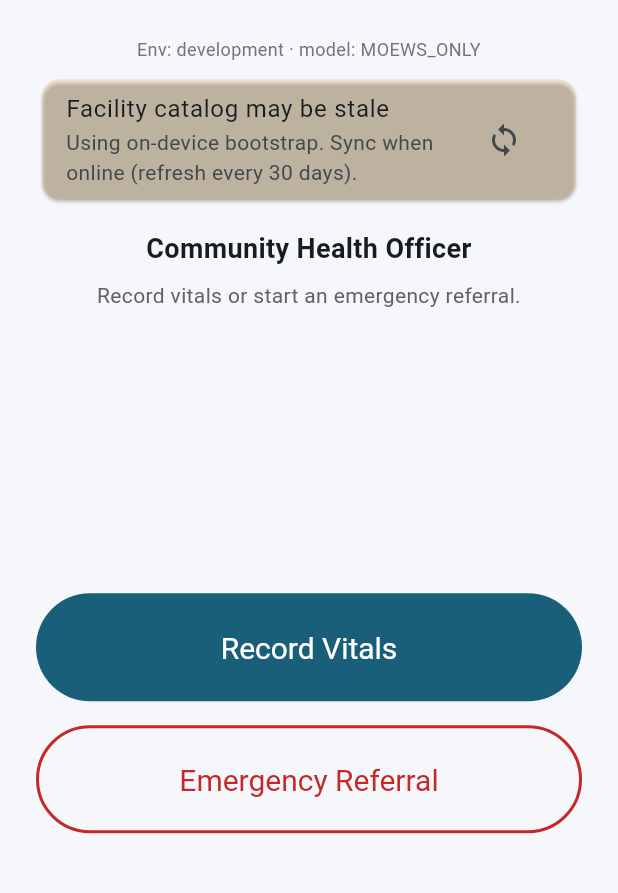
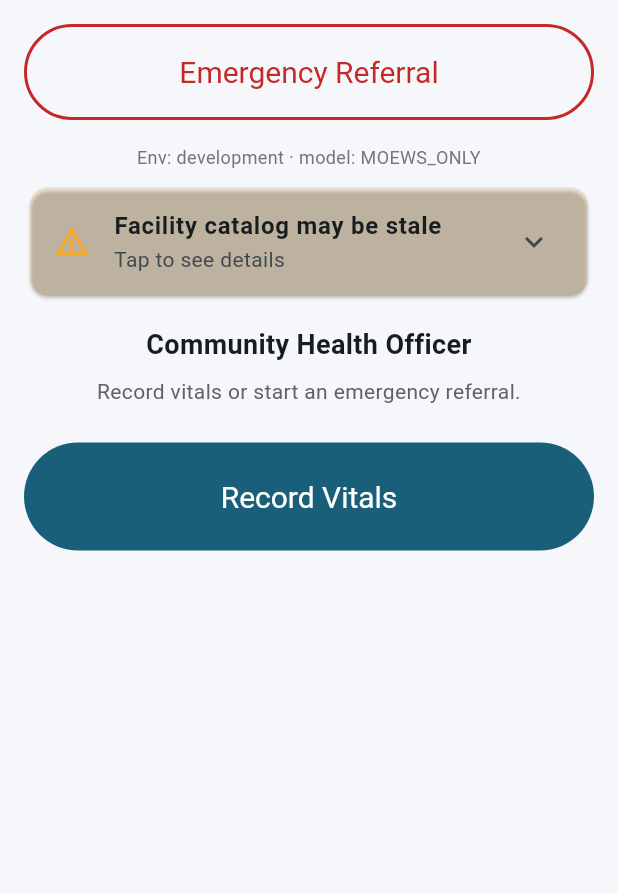
Before and after one commit to MusheAbdulHakim/Yoma-Triage, a Flutter app: the HomeScreen screen opened directly, on a phone screen of 412 x 824 dp, the part 84-977 px from its top. Run offline on Flutter 3.47's test engine with Material 3 defaults, Android fonts, the phone set to English and light mode, and no system bars; our stand-ins replace connectivity_plus, shared_preferences, sqflite; missing offline and left inert: record, tflite_flutter; accounts and stored records are empty; network calls fail.

Commit message:
fix(mobile): keep Emergency Referral on screen whatever Home is showing (A2)
Home was a fixed column with no scrolling, so its warning cards could push Emergency
Referral off a small phone: at 360x640 dp three cards hid 67 of its 72 dp.

Emergency Referral is now pinned at the top of Home, outside the scrolling area. The
warnings (failed, stale, expiring, retry, stale catalog) share one summary banner that
names the most urgent and opens on tap, and the rest of Home scrolls.

Widget tests at 320x568 and 360x640 dp, with every warning at once, check the button is
fully visible, stays put when the banner opens and Home scrolls, and opens the referral
when tapped. The device test s9_home_banners_test.dart checks the same on both AVDs.

```diff
--- a/mobile/lib/screens/home_screen.dart
+++ b/mobile/lib/screens/home_screen.dart
@@ -36,6 +36,7 @@ class _HomeScreenState extends State<HomeScreen> {
   bool _catalogStale = false;
   String? _catalogVersion;
   bool _syncing = false;
+  bool _warningsOpen = false;
 
   bool get _acousticEnabled =>
       widget.acousticEnabled ?? !ScreeningConfig.moewsOnly;
@@ -99,70 +100,39 @@ class _HomeScreenState extends State<HomeScreen> {
     await _refreshCatalogStatus();
   }
 
-  @override
-  Widget build(BuildContext context) {
-    return Scaffold(
-      appBar: AppBar(
-        title: const Text('Yoma Triage'),
-      ),
-      body: Padding(
-        padding: const EdgeInsets.all(24),
-        child: Column(
-          crossAxisAlignment: CrossAxisAlignment.stretch,
-          children: [
-            if (AppEnvironment.name != 'production')
-              Padding(
-                padding: const EdgeInsets.only(bottom: 8),
-                child: Text(
-                  'Env: ${AppEnvironment.name} · model: ${ScreeningConfig.moewsOnly ? 'MOEWS_ONLY' : ScreeningConfig.model}',
-                  textAlign: TextAlign.center,
-                  style: TextStyle(color: Colors.grey.shade600, fontSize: 12),
-                ),
-              ),
-            ValueListenableBuilder<String?>(
-              valueListenable: _queue.retryWarning,
-              builder: (context, warning, _) {
-                if (warning == null) return const SizedBox.shrink();
-                return Card(
-                  color: YomaColors.caution.withValues(alpha: 0.15),
+  /// Every warning that applies now, most urgent first.
+  List<_Warning> _warnings() => [
+        if (_queue.failedCount.value > 0)
+          _Warning(
+            urgent: true,
+            title: _queue.failedCount.value == 1
+                ? '1 referral was NOT sent'
+                : '${_queue.failedCount.value} referrals were NOT sent',
+            card: Card(
+              color: YomaColors.danger.withValues(alpha: 0.15),
               child: ListTile(
-                    leading: const Icon(Icons.wifi_off, color: YomaColors.caution),
-                    title: Text(warning, key: const Key('home_retry_warning')),
-                  ),
-                );
-              },
-            ),
-            ValueListenableBuilder<int>(
-              valueListenable: _queue.expiringCount,
-              builder: (context, count, _) {
-                if (count == 0) return const SizedBox.shrink();
-                return Card(
-                  color: YomaColors.caution.withValues(alpha: 0.15),
-                  child: ListTile(
-                    key: const Key('home_expiring'),
-                    leading: const Icon(Icons.delete_outline, color: YomaColors.caution),
+                key: const Key('home_failed_referrals'),
+                leading: const Icon(Icons.error, color: YomaColors.danger),
                 title: Text(
-                      count == 1
-                          ? '1 unsent referral will soon be deleted from this phone'
-                          : '$count unsent referrals will soon be deleted from this phone',
+                  _queue.failedCount.value == 1
+                      ? '1 referral was NOT sent'
+                      : '${_queue.failedCount.value} referrals were NOT sent',
                   style: const TextStyle(fontWeight: FontWeight.w700),
                 ),
-                    subtitle: const Text('Tap to see them, and to Call or SMS.'),
+                subtitle: const Text('Tap to see why. Call manually.'),
                 onTap: () => Navigator.of(context).push(
                   MaterialPageRoute(
-                        builder: (_) =>
-                            UnsentReferralsScreen(queue: _queue, api: widget.api),
+                    builder: (_) => FailedReferralsScreen(queue: _queue),
                   ),
                 ),
               ),
-                );
-              },
             ),
-            ValueListenableBuilder<int>(
-              valueListenable: _queue.needsConfirmationCount,
-              builder: (context, count, _) {
-                if (count == 0) return const SizedBox.shrink();
-                return Card(
+          ),
+        if (_queue.needsConfirmationCount.value > 0)
+          _Warning(
+            urgent: true,
+            title: 'Still needs transport?',
+            card: Card(
               color: YomaColors.danger.withValues(alpha: 0.15),
               child: ListTile(
                 key: const Key('home_stale_referrals'),
@@ -172,50 +142,68 @@ class _HomeScreenState extends State<HomeScreen> {
                   style: TextStyle(fontWeight: FontWeight.w700),
                 ),
                 subtitle: Text(
-                      count == 1
+                  _queue.needsConfirmationCount.value == 1
                       ? '1 old referral is waiting for your answer. '
                           'Drivers have not been told.'
-                          : '$count old referrals are waiting for your answer. '
-                              'Drivers have not been told.',
+                      : '${_queue.needsConfirmationCount.value} old referrals are waiting '
+                          'for your answer. Drivers have not been told.',
                 ),
                 onTap: _openStalePrompt,
               ),
-                );
-              },
             ),
-            ValueListenableBuilder<int>(
-              valueListenable: _queue.failedCount,
-              builder: (context, count, _) {
-                if (count == 0) return const SizedBox.shrink();
-                return Card(
-                  color: YomaColors.danger.withValues(alpha: 0.15),
+          ),
+        if (_queue.expiringCount.value > 0)
+          _Warning(
+            urgent: false,
+            title: _queue.expiringCount.value == 1
+                ? '1 unsent referral will soon be deleted'
+                : '${_queue.expiringCount.value} unsent referrals will soon be deleted',
+            card: Card(
+              color: YomaColors.caution.withValues(alpha: 0.15),
               child: ListTile(
-                    key: const Key('home_failed_referrals'),
-                    leading: const Icon(Icons.error, color: YomaColors.danger),
+                key: const Key('home_expiring'),
+                leading: const Icon(Icons.delete_outline, color: YomaColors.caution),
                 title: Text(
-                      count == 1
-                          ? '1 referral was NOT sent'
-                          : '$count referrals were NOT sent',
+                  _queue.expiringCount.value == 1
+                      ? '1 unsent referral will soon be deleted from this phone'
+                      : '${_queue.expiringCount.value} unsent referrals will soon be deleted '
+                          'from this phone',
                   style: const TextStyle(fontWeight: FontWeight.w700),
                 ),
-                    subtitle: const Text('Tap to see why. Call manually.'),
+                subtitle: const Text('Tap to see them, and to Call or SMS.'),
                 onTap: () => Navigator.of(context).push(
                   MaterialPageRoute(
-                        builder: (_) => FailedReferralsScreen(queue: _queue),
+                    builder: (_) => UnsentReferralsScreen(queue: _queue, api: widget.api),
                   ),
                 ),
               ),
-                );
-              },
+            ),
+          ),
+        if (_queue.retryWarning.value case final warning?)
+          _Warning(
+            urgent: false,
+            title: warning,
+            card: Card(
+              color: YomaColors.caution.withValues(alpha: 0.15),
+              child: ListTile(
+                leading: const Icon(Icons.wifi_off, color: YomaColors.caution),
+                title: Text(warning, key: const Key('home_retry_warning')),
+              ),
+            ),
           ),
         if (_catalogStale)
-              Card(
+          _Warning(
+            urgent: false,
+            title: 'Facility catalog may be stale',
+            card: Card(
               color: YomaColors.caution.withValues(alpha: 0.15),
               child: ListTile(
+                key: const Key('home_catalog_stale'),
                 title: const Text('Facility catalog may be stale'),
                 subtitle: Text(
                   _catalogVersion == null
-                        ? 'Using on-device bootstrap. Sync when online (refresh every ${CatalogConfig.staleAfterDays} days).'
+                      ? 'Using on-device bootstrap. Sync when online (refresh every '
+                          '${CatalogConfig.staleAfterDays} days).'
                       : 'Last version $_catalogVersion. Sync when online.',
                 ),
                 trailing: _syncing
@@ -230,6 +218,98 @@ class _HomeScreenState extends State<HomeScreen> {
                       ),
               ),
             ),
+          ),
+      ];
+
+  /// One banner for all the warnings, so they can never push Emergency Referral off the
+  /// screen. It names the most urgent, and opens to show each.
+  Widget _warningsSummary(List<_Warning> warnings) {
+    final top = warnings.first;
+    final colour = top.urgent ? YomaColors.danger : YomaColors.caution;
+    final more = warnings.length - 1;
+    return Column(
+      crossAxisAlignment: CrossAxisAlignment.stretch,
+      children: [
+        Card(
+          color: colour.withValues(alpha: 0.15),
+          child: ListTile(
+            key: const Key('home_warnings_summary'),
+            leading: Icon(top.urgent ? Icons.error : Icons.warning_amber, color: colour),
+            title: Text(top.title, style: const TextStyle(fontWeight: FontWeight.w700)),
+            subtitle: Text(
+              _warningsOpen
+                  ? 'Tap to hide'
+                  : more == 0
+                      ? 'Tap to see details'
+                      : '$more more ${more == 1 ? 'warning' : 'warnings'}. Tap to see all.',
+            ),
+            trailing: Icon(_warningsOpen ? Icons.expand_less : Icons.expand_more),
+            onTap: () => setState(() => _warningsOpen = !_warningsOpen),
+          ),
+        ),
+        if (_warningsOpen) ...[for (final warning in warnings) warning.card],
+      ],
+    );
+  }
+
+  @override
+  Widget build(BuildContext context) {
+    return Scaffold(
+      appBar: AppBar(
+        title: const Text('Yoma Triage'),
+      ),
+      body: SafeArea(
+        child: Column(
+          crossAxisAlignment: CrossAxisAlignment.stretch,
+          children: [
+            // Pinned above everything that scrolls: always on screen, whatever else is.
+            Padding(
+              padding: const EdgeInsets.fromLTRB(16, 16, 16, 8),
+              child: Semantics(
+                button: true,
+                label: 'Emergency Referral',
+                child: OutlinedButton(
+                  key: const Key('home_emergency_referral'),
+                  style: OutlinedButton.styleFrom(
+                    minimumSize: const Size.fromHeight(64),
+                    foregroundColor: YomaColors.danger,
+                    side: const BorderSide(color: YomaColors.danger, width: 2),
+                    textStyle: const TextStyle(fontSize: 20),
+                  ),
+                  onPressed: () {
+                    Navigator.of(context).push(
+                      MaterialPageRoute(builder: (_) => const ReferralScreen()),
+                    );
+                  },
+                  child: const Text('Emergency Referral'),
+                ),
+              ),
+            ),
+            Expanded(
+              child: ListenableBuilder(
+                listenable: Listenable.merge([
+                  _queue.failedCount,
+                  _queue.needsConfirmationCount,
+                  _queue.expiringCount,
+                  _queue.retryWarning,
+                ]),
+                builder: (context, _) {
+                  final warnings = _warnings();
+                  return ListView(
+                    key: const Key('home_scroll'),
+                    padding: const EdgeInsets.fromLTRB(16, 8, 16, 24),
+                    children: [
+                      if (AppEnvironment.name != 'production')
+                        Padding(
+                          padding: const EdgeInsets.only(bottom: 8),
+                          child: Text(
+                            'Env: ${AppEnvironment.name} · model: '
+                            '${ScreeningConfig.moewsOnly ? 'MOEWS_ONLY' : ScreeningConfig.model}',
+                            textAlign: TextAlign.center,
+                            style: TextStyle(color: Colors.grey.shade600, fontSize: 12),
+                          ),
+                        ),
+                      if (warnings.isNotEmpty) _warningsSummary(warnings),
                       const SizedBox(height: 16),
                       const Text(
                         'Community Health Officer',
@@ -244,7 +324,7 @@ class _HomeScreenState extends State<HomeScreen> {
                         textAlign: TextAlign.center,
                         style: TextStyle(color: Colors.grey.shade700),
                       ),
-            const Spacer(),
+                      const SizedBox(height: 24),
                       Semantics(
                         button: true,
                         label: _acousticEnabled ? 'Screen Breathing' : 'Record Vitals',
@@ -262,33 +342,26 @@ class _HomeScreenState extends State<HomeScreen> {
                               ),
                             );
                           },
-                child:
-                    Text(_acousticEnabled ? 'Screen Breathing' : 'Record Vitals'),
+                          child: Text(_acousticEnabled ? 'Screen Breathing' : 'Record Vitals'),
                         ),
                       ),
-            const SizedBox(height: 16),
-            Semantics(
-              button: true,
-              label: 'Emergency Referral',
-              child: OutlinedButton(
-                style: OutlinedButton.styleFrom(
-                  minimumSize: const Size.fromHeight(72),
-                  foregroundColor: YomaColors.danger,
-                  side: const BorderSide(color: YomaColors.danger, width: 2),
-                  textStyle: const TextStyle(fontSize: 20),
-                ),
-                onPressed: () {
-                  Navigator.of(context).push(
-                    MaterialPageRoute(builder: (_) => const ReferralScreen()),
+                    ],
                   );
                 },
-                child: const Text('Emergency Referral'),
               ),
             ),
-            const Spacer(),
           ],
         ),
       ),
     );
   }
 }
+
+/// A warning on Home: [title] for the summary banner, [card] for the open list.
+class _Warning {
+  const _Warning({required this.urgent, required this.title, required this.card});
+
+  final bool urgent;
+  final String title;
+  final Widget card;
+}
```
Also changed, not shown: 4 other files. Lines whose indentation alone changed are shown as unchanged.
